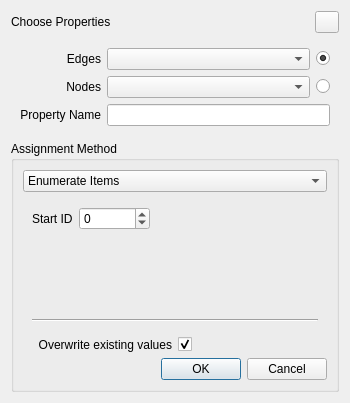
Qt form libgraphtheory/editorplugins/assignvalues/assignvalueswidget.ui (KDE/rocs) before a commit.
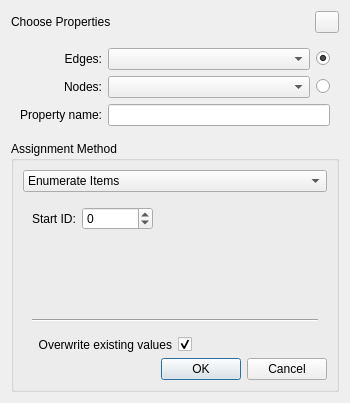
The same form after that commit. Custom widgets are drawn as their Qt base class.

```diff
--- a/libgraphtheory/editorplugins/assignvalues/assignvalueswidget.ui
+++ b/libgraphtheory/editorplugins/assignvalues/assignvalueswidget.ui
@@ -129,7 +129,7 @@
             <item row="0" column="0">
              <widget class="QLabel" name="IDlabelStartValue">
               <property name="text">
-               <string>Start ID</string>
+               <string>Start ID:</string>
               </property>
              </widget>
             </item>
@@ -431,7 +431,7 @@
          <enum>Qt::LeftToRight</enum>
         </property>
         <property name="text">
-         <string>Nodes</string>
+         <string>Nodes:</string>
         </property>
         <property name="alignment">
          <set>Qt::AlignRight|Qt::AlignTrailing|Qt::AlignVCenter</set>
@@ -444,7 +444,7 @@
       <item row="2" column="0">
        <widget class="QLabel" name="labelProperty">
         <property name="text">
-         <string>Property Name</string>
+         <string>Property name:</string>
         </property>
         <property name="alignment">
          <set>Qt::AlignRight|Qt::AlignTrailing|Qt::AlignVCenter</set>
@@ -457,7 +457,7 @@
          <enum>Qt::LeftToRight</enum>
         </property>
         <property name="text">
-         <string>Edges</string>
+         <string>Edges:</string>
         </property>
         <property name="alignment">
          <set>Qt::AlignRight|Qt::AlignTrailing|Qt::AlignVCenter</set>
```
